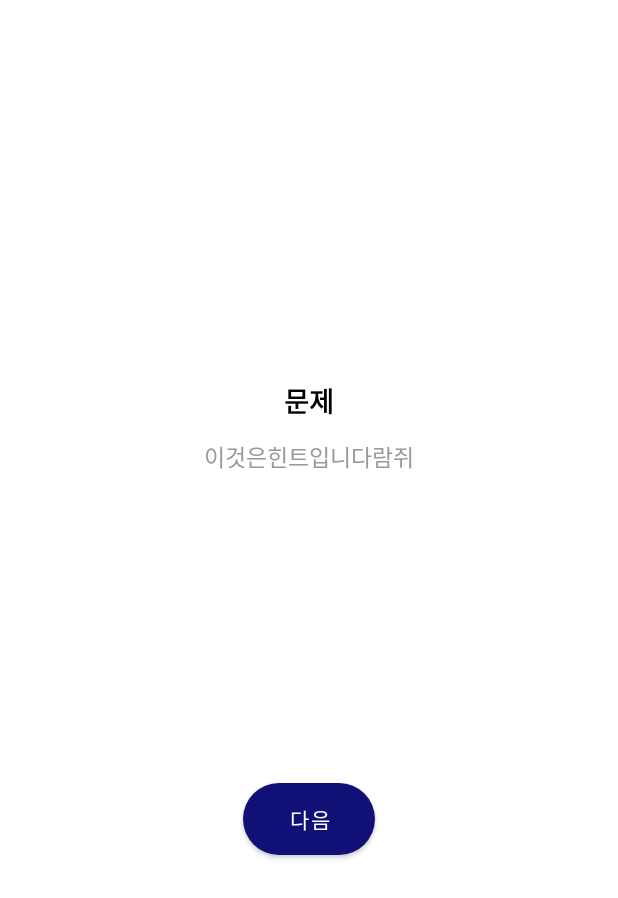
After one commit to ochyeon/swuniMAP, an Android app: the layout fragment_quiz.xml on its own in the app's theme, with its tools: preview values and no code run, on a phone screen of 412 x 824 dp. The commit adds this screen. Shown: the top 898 px of the screen. Run offline under Robolectric (Android 15) with nearby library versions, the phone set to English and light mode, and no system bars.

Commit message:
png 크기 조절, 텍스트 삭제, 페이지 연결

```diff
--- a/app/src/main/res/layout/activity_quiz.xml
+++ b/app/src/main/res/layout/activity_quiz.xml
@@ -7,4 +7,9 @@
     android:layout_height="match_parent"
     tools:context=".QuizActivity">
 
+    <FrameLayout
+        android:id="@+id/fragment_container"
+        android:layout_width="match_parent"
+        android:layout_height="match_parent"/>
+
 </androidx.constraintlayout.widget.ConstraintLayout>
--- /dev/null
+++ b/app/src/main/res/layout/fragment_quiz.xml
@@ -0,0 +1,73 @@
+<?xml version="1.0" encoding="utf-8"?>
+<LinearLayout xmlns:android="http://schemas.android.com/apk/res/android"
+    android:layout_width="match_parent"
+    android:layout_height="match_parent"
+    android:gravity="center"
+    android:orientation="vertical"
+    android:padding="12dp">
+
+    <!-- 문제 텍스트 -->
+    <TextView
+        android:id="@+id/textViewQuestion"
+        android:layout_width="match_parent"
+        android:layout_height="wrap_content"
+        android:layout_marginBottom="12dp"
+        android:gravity="center"
+        android:text="문제"
+        android:textColor="@android:color/black"
+        android:textSize="18sp"
+        android:textStyle="bold" />
+
+    <TextView
+        android:id="@+id/textViewHint"
+        android:layout_width="wrap_content"
+        android:layout_height="wrap_content"
+        android:layout_marginBottom="20dp"
+        android:text="이것은힌트입니다람쥐"
+        android:textColor="#999999"
+        android:textSize="15sp" />
+
+    <!-- 사진 첨부용 ImageView (없으면 GONE 처리) -->
+
+    <!-- 객관식 보기용 RadioGroup (없으면 GONE 처리) -->
+    <ImageView
+        android:id="@+id/imageViewPhoto"
+        android:layout_width="match_parent"
+        android:layout_height="150dp"
+        android:layout_marginBottom="12dp"
+        android:scaleType="centerInside"
+        android:visibility="visible" />
+
+    <RadioGroup
+        android:id="@+id/radioGroupOptions"
+        android:layout_width="match_parent"
+        android:layout_height="wrap_content"
+        android:layout_marginBottom="12dp"
+        android:gravity="center"
+        android:orientation="horizontal"
+        android:paddingHorizontal="10dp"
+        android:visibility="visible"/>
+
+    <!-- 주관식 답안 입력용 EditText (없으면 GONE 처리) -->
+    <EditText
+        android:id="@+id/editTextAnswer"
+        android:layout_width="300dp"
+        android:layout_height="wrap_content"
+        android:layout_marginBottom="12dp"
+        android:background="@drawable/round_button"
+        android:hint="정답을 입력하세요"
+        android:gravity="center"
+        android:padding="12dp"
+        android:textSize="16sp"
+        android:visibility="gone" />
+
+    <!-- 다음 또는 제출 버튼 -->
+    <Button
+        android:id="@+id/buttonNext"
+        android:layout_width="wrap_content"
+        android:layout_height="wrap_content"
+        android:background="@drawable/round_button"
+        android:layout_marginTop="12dp"
+        android:text="다음"
+        android:textColor="@android:color/white" />
+</LinearLayout>
```
Also changed, not shown: app/src/main/java/com/example/swuniMAP/MainActivity.kt (+47 -46 lines), app/src/main/java/com/example/swuniMAP/QuizActivity.kt (+10 -6 lines), app/src/main/java/com/example/swuniMAP/QuizFragment.kt (added, +216 -0 lines), app/src/main/res/drawable/library_quiz_image_1.jpg (added), app/src/main/res/drawable/library_quiz_image_2.JPG (added), app/src/main/res/drawable/marker_info.png, app/src/main/res/drawable/marker_quiz.png.
